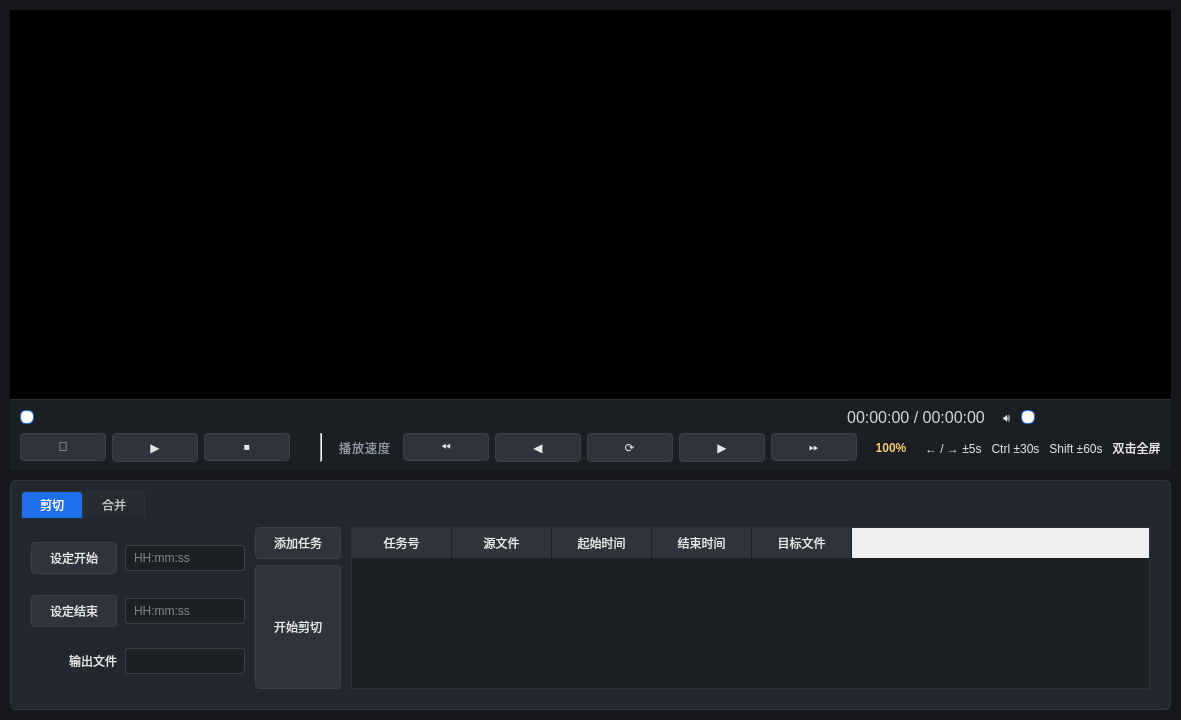
Above: hb-cut-player/XAVIPlayer.ui from hbstream/hb-cut-player before the change. Below: the same form after it.
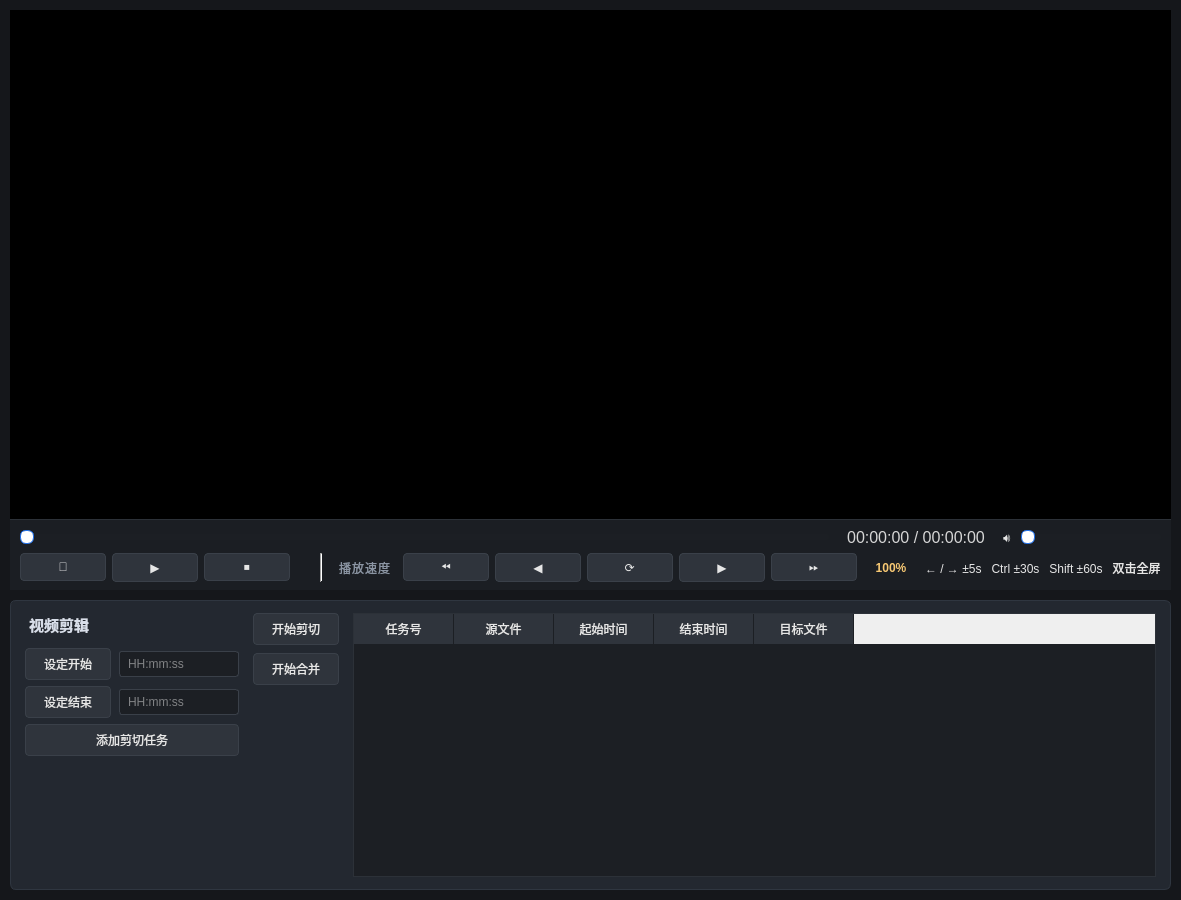
That is the form after the change.

Commit message:
feat(player): 扁平化剪辑面板 + 自动命名 + 合并
UI
- 取消 剪切/合并 tab，底部直接是单一的"视频剪辑"面板
- 默认窗口尺寸 1080x720 → 1100x900，播放预览区显著加大
- 删除"输出文件"输入框，输出全部按规则自动命名
- "添加任务" → "添加剪切任务"，挪到 设定结束 下方
- 在"开始剪切"按钮下方新增"开始合并"

行为
- 输出文件命名：与原视频同目录，<base>_1.<ext>、<base>_2.<ext>……
  每次"添加剪切任务"递增；切换源视频时计数器归零；同名直接覆盖
- 合并：把当前源视频已经成功剪好的所有片段，按完成顺序通过 ffmpeg
  concat demuxer 合到 <base>_new.<ext>；若已存在则改为 _new_1, _new_2…
- ffmpeg 子进程通过 QProcess 异步调用，合并期间禁用按钮并展示状态
- file_cut_thread 暴露 ToName() 以便外部读取实际生成路径
- CMake POST_BUILD 自动把仓库自带的 tools/ffmpeg.exe 等部署到 build 目录

What changed in the file:
```diff
--- a/hb-cut-player/XAVIPlayer.ui
+++ b/hb-cut-player/XAVIPlayer.ui
@@ -6,8 +6,8 @@
    <rect>
     <x>0</x>
     <y>0</y>
-    <width>1080</width>
-    <height>720</height>
+    <width>1100</width>
+    <height>900</height>
    </rect>
   </property>
   <property name="windowTitle">
@@ -72,6 +72,13 @@
     letter-spacing: 1px;
 }
 
+QLabel#labelCutSection {
+    color: #d8dee9;
+    font-size: 11pt;
+    font-weight: 600;
+    padding: 0 0 4px 0;
+}
+
 QPushButton {
     background-color: #2f343c;
     color: #e6e6e6;
@@ -525,40 +532,25 @@
       <property name="frameShape">
        <enum>QFrame::NoFrame</enum>
       </property>
-      <layout class="QVBoxLayout" name="workCardLayout">
-       <property name="spacing"><number>0</number></property>
-       <property name="leftMargin"><number>10</number></property>
-       <property name="topMargin"><number>10</number></property>
-       <property name="rightMargin"><number>10</number></property>
-       <property name="bottomMargin"><number>10</number></property>
-       <item>
-        <widget class="QTabWidget" name="tabWidget">
-         <property name="sizePolicy">
-          <sizepolicy hsizetype="Expanding" vsizetype="Expanding">
-           <horstretch>0</horstretch>
-           <verstretch>1</verstretch>
-          </sizepolicy>
-         </property>
-      <widget class="QWidget" name="tabCut">
-       <attribute name="title">
-        <string>剪切</string>
-       </attribute>
        <layout class="QHBoxLayout" name="cutLayout">
-        <property name="leftMargin">
-         <number>10</number>
-        </property>
-        <property name="topMargin">
-         <number>10</number>
-        </property>
-        <property name="rightMargin">
-         <number>10</number>
-        </property>
-        <property name="bottomMargin">
-         <number>10</number>
-        </property>
-        <property name="spacing">
-         <number>10</number>
-        </property>
+       <property name="leftMargin"><number>14</number></property>
+       <property name="topMargin"><number>12</number></property>
+       <property name="rightMargin"><number>14</number></property>
+       <property name="bottomMargin"><number>12</number></property>
+       <property name="spacing"><number>14</number></property>
+       <item>
+        <layout class="QVBoxLayout" name="cutFormColumn">
+         <property name="spacing"><number>8</number></property>
+         <item>
+          <widget class="QLabel" name="labelCutSection">
+           <property name="text">
+            <string>视频剪辑</string>
+           </property>
+           <property name="objectName">
+            <string notr="true">labelCutSection</string>
+           </property>
+          </widget>
+         </item>
         <item>
          <layout class="QGridLayout" name="cutFormLayout">
           <property name="horizontalSpacing">
@@ -595,49 +587,65 @@
             </property>
            </widget>
           </item>
-          <item row="2" column="0">
-           <widget class="QLabel" name="labelOutName">
-            <property name="text">
-             <string>输出文件</string>
-            </property>
-            <property name="alignment">
-             <set>Qt::AlignRight|Qt::AlignVCenter</set>
-            </property>
-           </widget>
-          </item>
-          <item row="2" column="1">
-           <widget class="QLineEdit" name="editCutOutName"/>
-          </item>
-         </layout>
-        </item>
-        <item>
-         <layout class="QVBoxLayout" name="cutActionLayout">
-          <property name="spacing">
-           <number>6</number>
-          </property>
-          <item>
+           <item row="2" column="0" colspan="2">
            <widget class="QPushButton" name="btnAddCutTask">
             <property name="text">
-             <string>添加任务</string>
+              <string>添加剪切任务</string>
+             </property>
+             <property name="toolTip">
+              <string>把当前 [设定开始, 设定结束] 区间作为新任务加入下面的列表</string>
             </property>
            </widget>
           </item>
+          </layout>
+         </item>
+         <item>
+          <spacer name="cutFormSpacer">
+           <property name="orientation"><enum>Qt::Vertical</enum></property>
+           <property name="sizeHint" stdset="0">
+            <size><width>20</width><height>1</height></size>
+           </property>
+          </spacer>
+         </item>
+        </layout>
+       </item>
+       <item>
+        <layout class="QVBoxLayout" name="cutActionLayout">
+         <property name="spacing"><number>8</number></property>
           <item>
            <widget class="QPushButton" name="btnCut">
             <property name="objectName">
              <string notr="true">btnPrimary</string>
             </property>
-            <property name="sizePolicy">
-             <sizepolicy hsizetype="Minimum" vsizetype="Expanding">
-              <horstretch>0</horstretch>
-              <verstretch>0</verstretch>
-             </sizepolicy>
-            </property>
             <property name="text">
              <string>开始剪切</string>
             </property>
-           </widget>
-          </item>
+           <property name="minimumSize">
+            <size><width>110</width><height>0</height></size>
+           </property>
+           <property name="toolTip">
+            <string>按列表里的所有任务依次剪切</string>
+           </property>
+          </widget>
+         </item>
+         <item>
+          <widget class="QPushButton" name="btnMerge">
+           <property name="text">
+            <string>开始合并</string>
+           </property>
+           <property name="toolTip">
+            <string>把已经剪好的片段按列表顺序合并成 &lt;源文件名&gt;_new.mp4</string>
+           </property>
+          </widget>
+         </item>
+         <item>
+          <spacer name="cutActionSpacer">
+           <property name="orientation"><enum>Qt::Vertical</enum></property>
+           <property name="sizeHint" stdset="0">
+            <size><width>20</width><height>1</height></size>
+           </property>
+          </spacer>
+         </item>
          </layout>
         </item>
         <item>
@@ -675,31 +683,8 @@
            </property>
           </column>
           <column>
-           <property name="text">
-            <string>目标文件</string>
-           </property>
-          </column>
-         </widget>
-        </item>
-       </layout>
-      </widget>
-      <widget class="QWidget" name="tabMerge">
-       <attribute name="title">
-        <string>合并</string>
-       </attribute>
-       <layout class="QVBoxLayout" name="mergeLayout">
-        <item>
-         <widget class="QLabel" name="labelMergePlaceholder">
-          <property name="alignment">
-           <set>Qt::AlignCenter</set>
-          </property>
-          <property name="text">
-           <string>合并功能开发中…</string>
-          </property>
-         </widget>
-        </item>
-       </layout>
-      </widget>
+          <property name="text"><string>目标文件</string></property>
+         </column>
         </widget>
        </item>
       </layout>
```
Left out of the diff: 32 changed lines with no effect on the pictures. Lines whose indentation alone changed are shown as unchanged. The commit also changes 5 other files.
